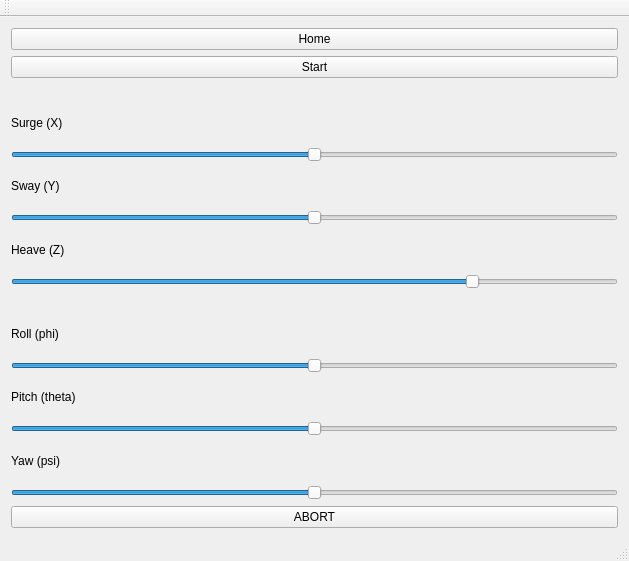
Before: the Qt Designer form mainwindow.ui in msk2000/OpenMotion, drawn with Qt 5.
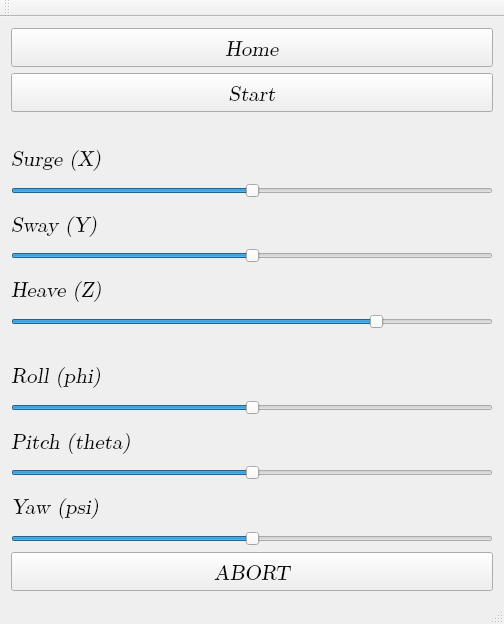
After: the same form once the commit is applied.

The edit to the form file:
```diff
--- a/mainwindow.ui
+++ b/mainwindow.ui
@@ -6,15 +6,33 @@
    <rect>
     <x>0</x>
     <y>0</y>
-    <width>629</width>
-    <height>561</height>
+    <width>504</width>
+    <height>624</height>
    </rect>
   </property>
   <property name="windowTitle">
    <string>MainWindow</string>
   </property>
   <widget class="QWidget" name="centralWidget">
+   <property name="sizePolicy">
+    <sizepolicy hsizetype="Preferred" vsizetype="Preferred">
+     <horstretch>0</horstretch>
+     <verstretch>0</verstretch>
+    </sizepolicy>
+   </property>
+   <property name="font">
+    <font>
+     <family>LM Roman Slanted 10</family>
+     <pointsize>16</pointsize>
+    </font>
+   </property>
+   <property name="autoFillBackground">
+    <bool>false</bool>
+   </property>
    <layout class="QVBoxLayout" name="verticalLayout">
+    <property name="sizeConstraint">
+     <enum>QLayout::SetDefaultConstraint</enum>
+    </property>
     <item>
      <widget class="QPushButton" name="homeButton">
       <property name="text">
```
Left out of the diff: 2 changed lines with no effect on the pictures.
